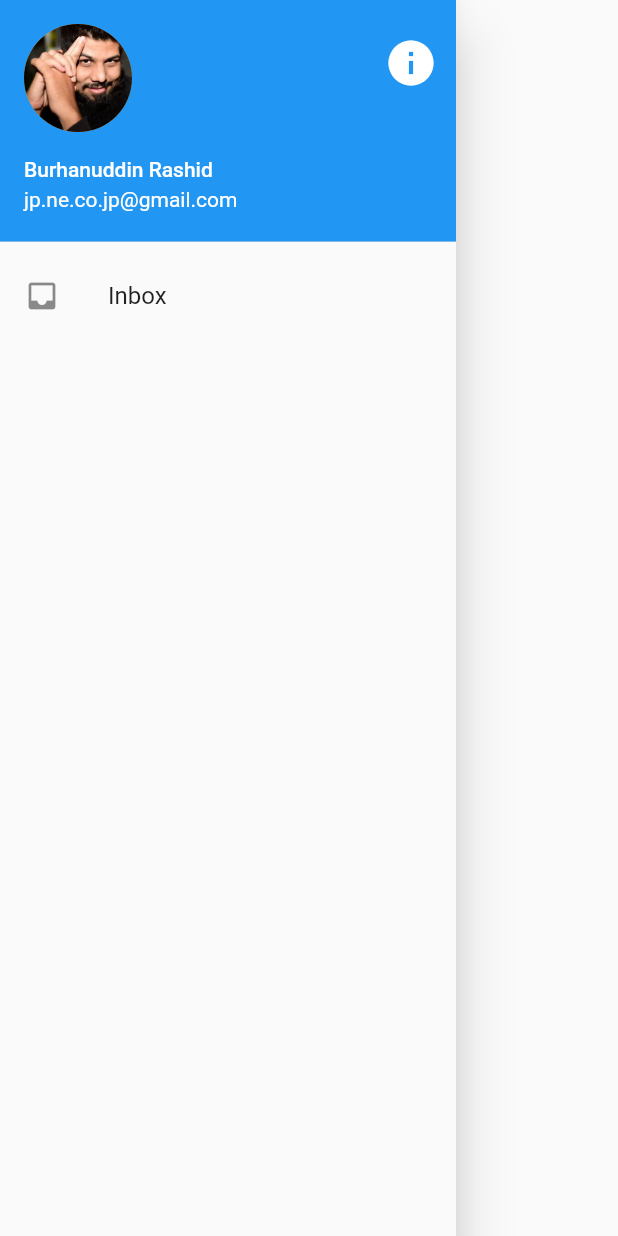
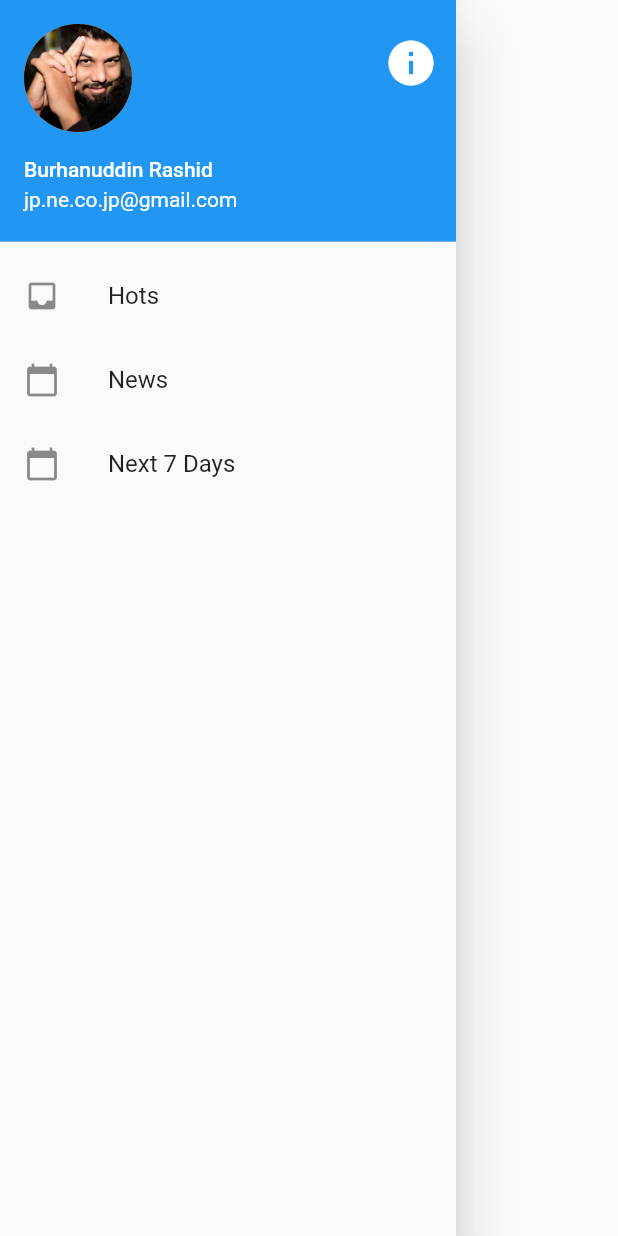
Before and after one commit to ikeikeikeike/speech_to_text_app, a Flutter app: the HomeDrawer widget shown alone on an empty page, opened directly, on a phone screen of 412 x 824 dp. Run offline on Flutter 3.47's test engine with Material 2 defaults, Android fonts, the phone set to English and light mode, and no system bars; missing offline and left inert: flutter_driver; generated files the repository leaves out were written again.

```diff
--- a/analysis_options.yaml
+++ b/analysis_options.yaml
@@ -122,7 +122,7 @@ linter:
 #    - public_member_api_docs # enabled on a case-by-case basis; see e.g. packages/analysis_options.yaml
     - recursive_getters
     - slash_for_doc_comments
-    - sort_constructors_first
+#    - sort_constructors_first
     - sort_pub_dependencies
     - sort_unnamed_constructors_first
     - test_types_in_equals
--- a/lib/pages/home/home_drawer.dart
+++ b/lib/pages/home/home_drawer.dart
@@ -44,28 +44,28 @@ class HomeDrawer extends StatelessWidget {
           ),
           ListTile(
               leading: Icon(Icons.inbox),
-              title: Text('Inbox'),
+              title: Text('Hots'),
               onTap: () {
 //                var project = Project.getInbox();
 //                homeBloc.applyFilter(
 //                    project.name, Filter.byProject(project.id));
                 Navigator.pop(context);
               }),
-//          ListTile(
-//              onTap: () {
+          ListTile(
+              onTap: () {
 //                homeBloc.applyFilter("Today", Filter.byToday());
-//                Navigator.pop(context);
-//              },
-//              leading: Icon(Icons.calendar_today),
-//              title: Text("Today")),
-//          ListTile(
-//            onTap: () {
+                Navigator.pop(context);
+              },
+              leading: Icon(Icons.calendar_today),
+              title: Text('News')),
+          ListTile(
+            onTap: () {
 //              homeBloc.applyFilter("Next 7 Days", Filter.byNextWeek());
-//              Navigator.pop(context);
-//            },
-//            leading: Icon(Icons.calendar_today),
-//            title: Text("Next 7 Days"),
-//          ),
+              Navigator.pop(context);
+            },
+            leading: Icon(Icons.calendar_today),
+            title: Text('Next 7 Days'),
+          ),
 //          BlocProvider(
 //            bloc: ProjectBloc(ProjectDB.get()),
 //            child: ProjectPage(),
--- a/lib/pages/hots/hots_widget.dart
+++ b/lib/pages/hots/hots_widget.dart
@@ -46,6 +46,7 @@ const List<Choice> choices = <Choice>[
   Choice(title: 'BUS', icon: Icons.directions_bus),
   Choice(title: 'TRAIN', icon: Icons.directions_railway),
   Choice(title: 'WALK', icon: Icons.directions_walk),
+  Choice(title: 'ACCESS', icon: Icons.access_alarm),
 ];
 
 class ChoiceCard extends StatelessWidget {
--- a/pubspec.yaml
+++ b/pubspec.yaml
@@ -28,6 +28,7 @@ dependencies:
   url_launcher: ^5.0.3
   path_provider: ^1.1.2
   rxdart: ^0.22.0
+  json_annotation: ^2.0.0
 
 dev_dependencies:
   flutter_test:
@@ -35,7 +36,8 @@ dev_dependencies:
   flutter_driver:
     sdk: flutter
   test: 1.6.1
-
+  build_runner: ^1.0.0
+  json_serializable: ^2.0.0
 
 # For information on the generic Dart part of this file, see the
 # following page: https://www.dartlang.org/tools/pub/pubspec
```
Also changed, not shown: lib/models/doc_type.dart (added, +15 -0 lines), lib/models/docs.dart (added, +94 -0 lines), lib/models/doc_type.g.dart (added), lib/models/docs.g.dart (added), pubspec.lock.
